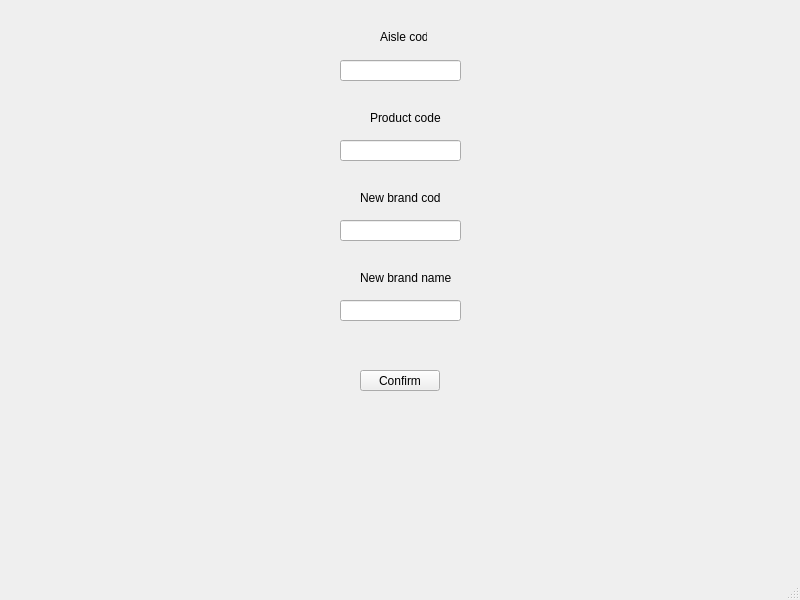
This is Admin/insertions/newbrand.ui in Corne1401/StrucProject3 as Qt 5 draws it before an edit. The edited form follows.
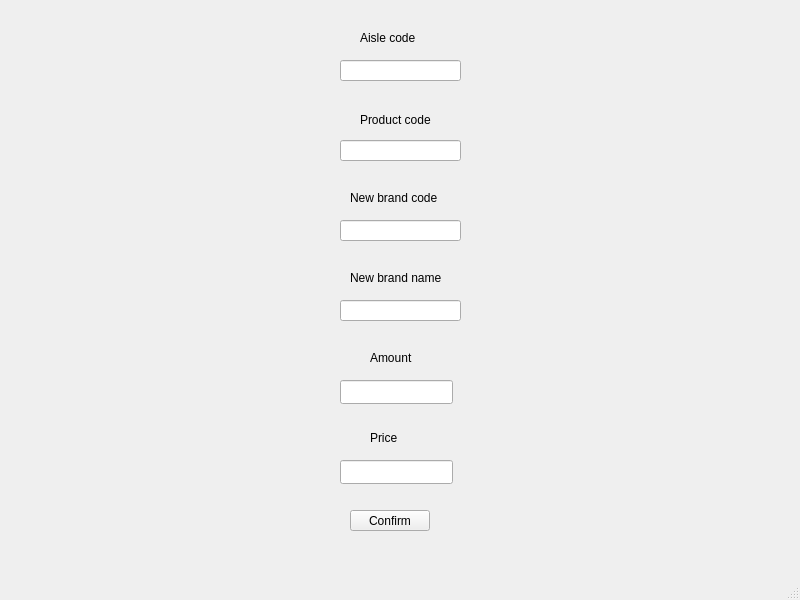
This is the edited form.

What changed in the file:
```diff
--- a/Admin/insertions/newbrand.ui
+++ b/Admin/insertions/newbrand.ui
@@ -37,10 +37,10 @@
    <widget class="QLabel" name="label_4">
     <property name="geometry">
      <rect>
-      <x>370</x>
+      <x>360</x>
       <y>110</y>
-      <width>71</width>
-      <height>16</height>
+      <width>91</width>
+      <height>20</height>
      </rect>
     </property>
     <property name="text">
@@ -60,9 +60,9 @@
    <widget class="QLabel" name="label_5">
     <property name="geometry">
      <rect>
-      <x>360</x>
+      <x>350</x>
       <y>270</y>
-      <width>91</width>
+      <width>101</width>
       <height>16</height>
      </rect>
     </property>
@@ -73,8 +73,8 @@
    <widget class="QPushButton" name="confirmNewBrand">
     <property name="geometry">
      <rect>
-      <x>360</x>
-      <y>370</y>
+      <x>350</x>
+      <y>510</y>
       <width>80</width>
       <height>21</height>
      </rect>
@@ -96,10 +96,10 @@
    <widget class="QLabel" name="label_6">
     <property name="geometry">
      <rect>
-      <x>380</x>
+      <x>360</x>
       <y>30</y>
-      <width>47</width>
-      <height>13</height>
+      <width>71</width>
+      <height>16</height>
      </rect>
     </property>
     <property name="text">
@@ -109,9 +109,9 @@
    <widget class="QLabel" name="label_7">
     <property name="geometry">
      <rect>
-      <x>360</x>
+      <x>350</x>
       <y>190</y>
-      <width>81</width>
+      <width>111</width>
       <height>16</height>
      </rect>
     </property>
@@ -119,6 +119,52 @@
      <string>New brand code</string>
     </property>
    </widget>
+   <widget class="QLineEdit" name="amount">
+    <property name="geometry">
+     <rect>
+      <x>340</x>
+      <y>380</y>
+      <width>113</width>
+      <height>24</height>
+     </rect>
+    </property>
+   </widget>
+   <widget class="QLabel" name="label">
+    <property name="geometry">
+     <rect>
+      <x>370</x>
+      <y>350</y>
+      <width>55</width>
+      <height>16</height>
+     </rect>
+    </property>
+    <property name="text">
+     <string>Amount</string>
+    </property>
+   </widget>
+   <widget class="QLineEdit" name="price">
+    <property name="geometry">
+     <rect>
+      <x>340</x>
+      <y>460</y>
+      <width>113</width>
+      <height>24</height>
+     </rect>
+    </property>
+   </widget>
+   <widget class="QLabel" name="label_2">
+    <property name="geometry">
+     <rect>
+      <x>370</x>
+      <y>430</y>
+      <width>55</width>
+      <height>16</height>
+     </rect>
+    </property>
+    <property name="text">
+     <string>Price</string>
+    </property>
+   </widget>
   </widget>
   <widget class="QStatusBar" name="statusbar"/>
  </widget>
```
